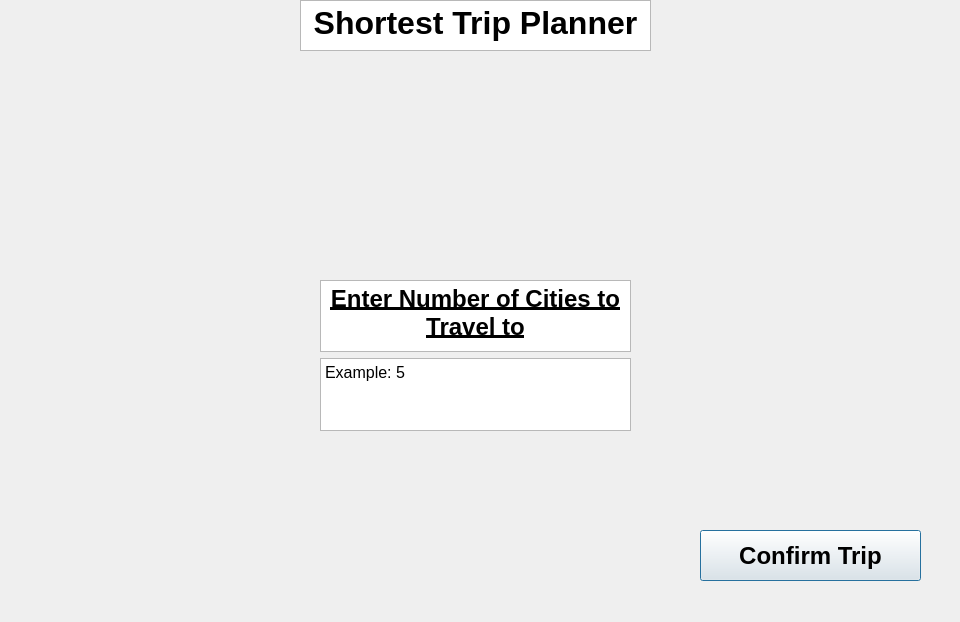
The window that shortesttripwindow.ui (The-afroman/CS1D-vacation-project) describes before a commit, drawn with Qt 5.
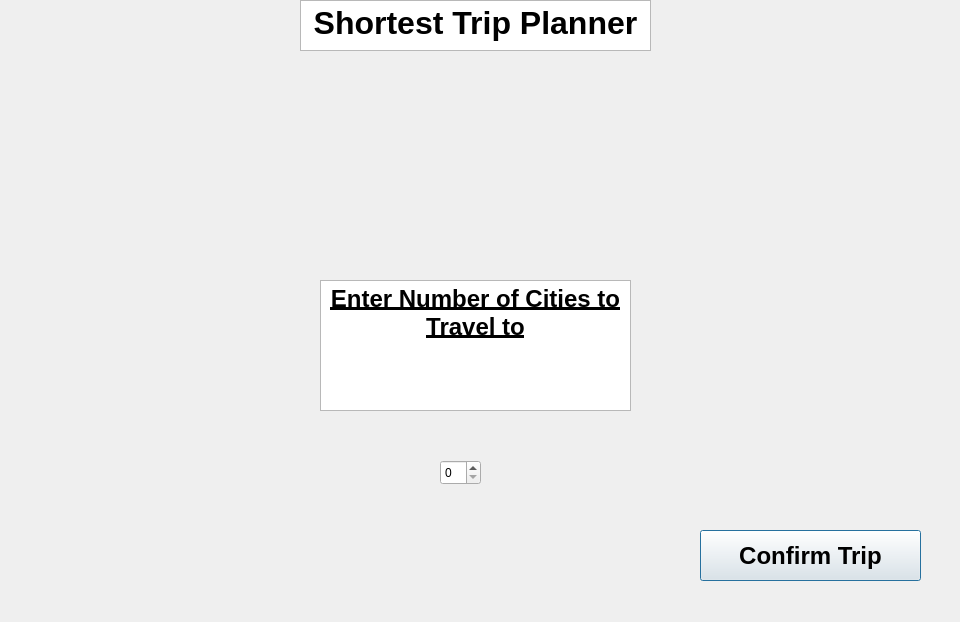
The same window after the commit.

What changed in the file:
```diff
--- a/shortesttripwindow.ui
+++ b/shortesttripwindow.ui
@@ -13,19 +13,6 @@
   <property name="windowTitle">
    <string>Dialog</string>
   </property>
-  <widget class="QLabel" name="label_pic">
-   <property name="geometry">
-    <rect>
-     <x>0</x>
-     <y>0</y>
-     <width>960</width>
-     <height>622</height>
-    </rect>
-   </property>
-   <property name="text">
-    <string/>
-   </property>
-  </widget>
   <widget class="QTextBrowser" name="textBrowser">
    <property name="geometry">
     <rect>
@@ -79,24 +66,30 @@
        <string>&lt;!DOCTYPE HTML PUBLIC &quot;-//W3C//DTD HTML 4.0//EN&quot; &quot;http://www.w3.org/TR/REC-html40/strict.dtd&quot;&gt;
 &lt;html&gt;&lt;head&gt;&lt;meta name=&quot;qrichtext&quot; content=&quot;1&quot; /&gt;&lt;style type=&quot;text/css&quot;&gt;
 p, li { white-space: pre-wrap; }
-&lt;/style&gt;&lt;/head&gt;&lt;body style=&quot; font-family:'MS Shell Dlg 2'; font-size:8.25pt; font-weight:400; font-style:normal;&quot;&gt;
+&lt;/style&gt;&lt;/head&gt;&lt;body style=&quot; font-family:'Noto Sans'; font-size:12pt; font-weight:400; font-style:normal;&quot;&gt;
 &lt;p align=&quot;center&quot; style=&quot; margin-top:0px; margin-bottom:0px; margin-left:0px; margin-right:0px; -qt-block-indent:0; text-indent:0px;&quot;&gt;&lt;span style=&quot; font-family:'MS Shell Dlg 2'; font-size:18pt; font-weight:600; text-decoration: underline;&quot;&gt;Enter Number of Cities to Travel to&lt;/span&gt;&lt;/p&gt;&lt;/body&gt;&lt;/html&gt;</string>
       </property>
      </widget>
     </item>
     <item>
-     <widget class="QTextEdit" name="numberEnter">
-      <property name="html">
-       <string>&lt;!DOCTYPE HTML PUBLIC &quot;-//W3C//DTD HTML 4.0//EN&quot; &quot;http://www.w3.org/TR/REC-html40/strict.dtd&quot;&gt;
-&lt;html&gt;&lt;head&gt;&lt;meta name=&quot;qrichtext&quot; content=&quot;1&quot; /&gt;&lt;style type=&quot;text/css&quot;&gt;
-p, li { white-space: pre-wrap; }
-&lt;/style&gt;&lt;/head&gt;&lt;body style=&quot; font-family:'MS Shell Dlg 2'; font-size:8.25pt; font-weight:400; font-style:normal;&quot;&gt;
-&lt;p style=&quot; margin-top:0px; margin-bottom:0px; margin-left:0px; margin-right:0px; -qt-block-indent:0; text-indent:0px;&quot;&gt;&lt;span style=&quot; font-family:'MS Shell Dlg 2'; font-size:12pt;&quot;&gt;Example: 5&lt;/span&gt;&lt;/p&gt;&lt;/body&gt;&lt;/html&gt;</string>
+     <widget class="QLabel" name="label_pic">
+      <property name="text">
+       <string/>
       </property>
      </widget>
     </item>
    </layout>
   </widget>
+  <widget class="QSpinBox" name="spinBox1">
+   <property name="geometry">
+    <rect>
+     <x>440</x>
+     <y>460</y>
+     <width>41</width>
+     <height>25</height>
+    </rect>
+   </property>
+  </widget>
  </widget>
  <resources/>
  <connections/>
```
Left out of the diff: 2 changed lines with no effect on the pictures.
